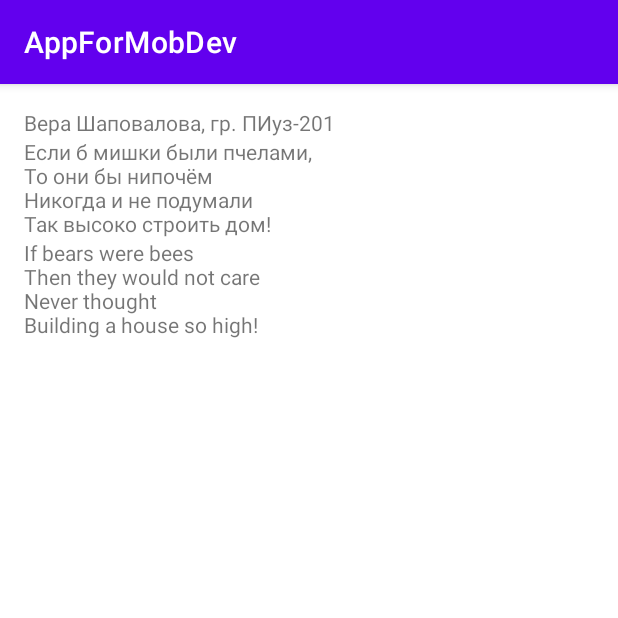
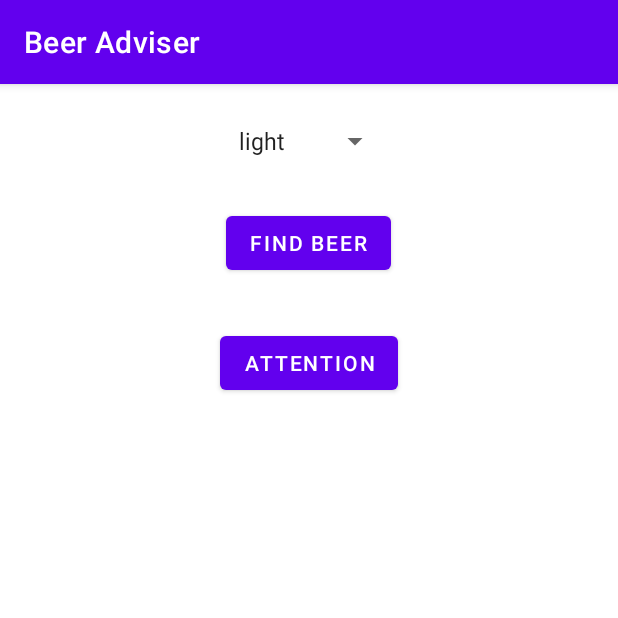
Before and after one commit to VAShapovalova/AppForMobDev, an Android app: the screen it shows after launch (MainActivity), on a phone screen of 412 x 824 dp, the top half of it. Run offline under Robolectric (Android 15) with nearby library versions, the phone set to English and light mode, and no system bars.

Commit message:
add 2 lab

```diff
--- /dev/null
+++ b/app/src/main/java/com/example/appformobdev/BeerAdviserActivity.kt
@@ -0,0 +1,43 @@
+package com.example.appformobdev
+
+import android.os.Bundle
+import android.view.View
+import android.widget.Button
+import android.widget.Spinner
+import android.widget.TextView
+import androidx.appcompat.app.AppCompatActivity
+import com.example.appformobdev.R
+
+class MainActivity : AppCompatActivity() {
+    override fun onCreate(savedInstanceState: Bundle?) {
+        super.onCreate(savedInstanceState)
+        setContentView(R.layout.activity_beer_adviser)
+
+        val spinner = findViewById<Spinner>(R.id.beer_option)
+        val findButton = findViewById<Button>(R.id.find_beer)
+        val text = findViewById<TextView>(R.id.beer_names)
+
+        val beerColors = resources.getStringArray(R.array.beer_colors);
+        val beerList = mapOf(
+            beerColors[0] to resources.getStringArray(R.array.light_beer),
+                    beerColors[1] to resources.getStringArray(R.array.amber_beer),
+                    beerColors[2] to resources.getStringArray(R.array.brown_beer),
+                    beerColors[3] to resources.getStringArray(R.array.dark_beer)
+
+        )
+
+        findButton.setOnClickListener {
+            val beerType = spinner.selectedItem.toString()
+            val beerNames = beerList[beerType]
+
+            text.text = beerNames?.joinToString("\n")
+        }
+    }
+
+
+    fun onClickAttention(v: View) {
+        val text = findViewById<TextView>(R.id.beer_names)
+
+        text.text = resources.getText(R.string.attention_text)
+    }
+}
--- a/app/src/main/java/com/example/appformobdev/MainActivity.kt
+++ /dev/null
@@ -1,11 +0,0 @@
-package com.example.appformobdev
-
-import androidx.appcompat.app.AppCompatActivity
-import android.os.Bundle
-
-class MainActivity : AppCompatActivity() {
-    override fun onCreate(savedInstanceState: Bundle?) {
-        super.onCreate(savedInstanceState)
-        setContentView(R.layout.activity_main)
-    }
-}
--- /dev/null
+++ b/app/src/main/res/layout/activity_beer_adviser.xml
@@ -0,0 +1,41 @@
+<?xml version="1.0" encoding="utf-8"?>
+<LinearLayout xmlns:android="http://schemas.android.com/apk/res/android"
+    xmlns:app="http://schemas.android.com/apk/res-auto"
+    xmlns:tools="http://schemas.android.com/tools"
+    android:layout_width="match_parent"
+    android:layout_height="match_parent"
+    android:gravity="center_horizontal"
+    android:orientation="vertical"
+    android:padding="10sp">
+
+    <Spinner
+        android:id="@+id/beer_option"
+        android:layout_width="wrap_content"
+        android:layout_height="wrap_content"
+        android:layout_gravity="center" android:layout_margin="16dp"
+        android:entries="@array/beer_colors" />
+
+    <Button
+        android:id="@+id/find_beer"
+        android:layout_width="wrap_content"
+        android:layout_height="wrap_content"
+        android:layout_gravity="center" android:layout_margin="16dp"
+        android:text="@string/beer_button"
+        />
+
+    <Button
+        android:layout_width="wrap_content"
+        android:layout_height="wrap_content"
+        android:layout_gravity="center" android:layout_margin="16dp"
+        android:onClick="onClickAttention"
+        android:text="@string/attention_button"
+         />
+
+    <TextView
+        android:id="@+id/beer_names"
+        android:layout_width="wrap_content"
+        android:layout_height="wrap_content"
+        android:layout_gravity="center" android:layout_margin="16dp"
+        android:textAlignment="center"
+        />
+</LinearLayout>
--- a/app/src/main/res/layout/activity_main.xml
+++ /dev/null
@@ -1,38 +0,0 @@
-<?xml version="1.0" encoding="utf-8"?>
-<androidx.constraintlayout.widget.ConstraintLayout xmlns:android="http://schemas.android.com/apk/res/android"
-    xmlns:app="http://schemas.android.com/apk/res-auto"
-    xmlns:tools="http://schemas.android.com/tools"
-    android:layout_width="match_parent"
-    android:layout_height="match_parent"
-    android:paddingLeft="16dp"
-    android:paddingTop="16dp"
-    android:paddingRight="16dp"
-    android:paddingBottom="16dp"
-    tools:context=".MainActivity">
-
-    <LinearLayout
-        android:layout_width="match_parent"
-        android:layout_height="match_parent"
-        android:orientation="vertical"
-        tools:layout_editor_absoluteX="16dp"
-        tools:layout_editor_absoluteY="16dp">
-
-        <TextView
-            android:layout_width="wrap_content"
-            android:layout_height="wrap_content"
-            android:text="@string/student_name" />
-
-        <TextView
-            android:id="@+id/textView"
-            android:layout_width="match_parent"
-            android:layout_height="wrap_content"
-            android:text="@string/poem_ru" />
-
-        <TextView
-            android:id="@+id/textView2"
-            android:layout_width="match_parent"
-            android:layout_height="wrap_content"
-            android:text="@string/poem_en" />
-    </LinearLayout>
-
-</androidx.constraintlayout.widget.ConstraintLayout>
--- a/app/src/main/res/values/strings.xml
+++ b/app/src/main/res/values/strings.xml
@@ -1,6 +1,35 @@
+<?xml version="1.0" encoding="utf-8"?>
 <resources>
-    <string name="app_name">AppForMobDev</string>
-    <string name="student_name">Вера Шаповалова, гр. ПИуз-201</string>
-    <string name="poem_ru">Если б мишки были пчелами, \nТо они бы нипочём \nНикогда и не подумали \nТак высоко строить дом!</string>
-    <string name="poem_en">If bears were bees \nThen they would not care \nNever thought \nBuilding a house so high!</string>
+    <string name="app_name">Beer Adviser</string>
+    <string-array name="beer_colors">
+        <item>light</item>
+        <item>amber</item>
+        <item>brown</item>
+        <item>dark</item>
+    </string-array>
+    <string-array name="light_beer">
+        <item>Nite Lite Craft Lite Beer</item>
+        <item>Inedit Damm Light Beer</item>
+        <item>Bud Light</item>
+    </string-array>
+    <string-array name="amber_beer">
+        <item>Fat Tire Amber Ale</item>
+        <item>Tröegs Nugget Nectar</item>
+        <item>Hop Head Red</item>
+    </string-array>
+    <string-array name="brown_beer">
+        <item>Sweetwater Georgia Brown</item>
+        <item>Durty Mud Season Hoppy Brown Ale from Smuttynose</item>
+        <item>Brooklyn Brown Ale</item>
+    </string-array>
+    <string-array name="dark_beer">
+        <item>Glamorgan Brewing</item>
+        <item>Weal Ales</item>
+        <item>Staffordshire Brewery</item>
+    </string-array>
+    <string name="beer_button">Find beer</string>
+    <string name="attention_button">
+        Attention
+    </string>
+    <string name = "attention_text"> Attention! Excessive beer consumption is harmful to your health! </string>
 </resources>
```
